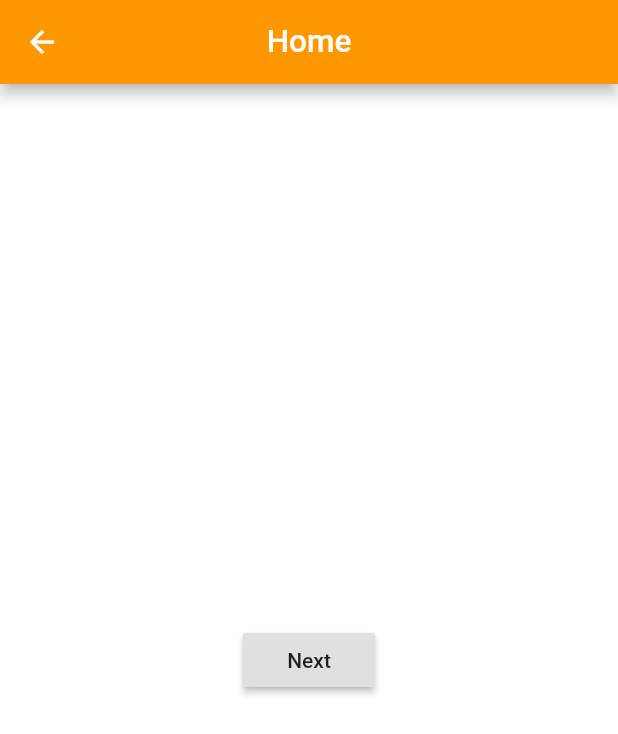
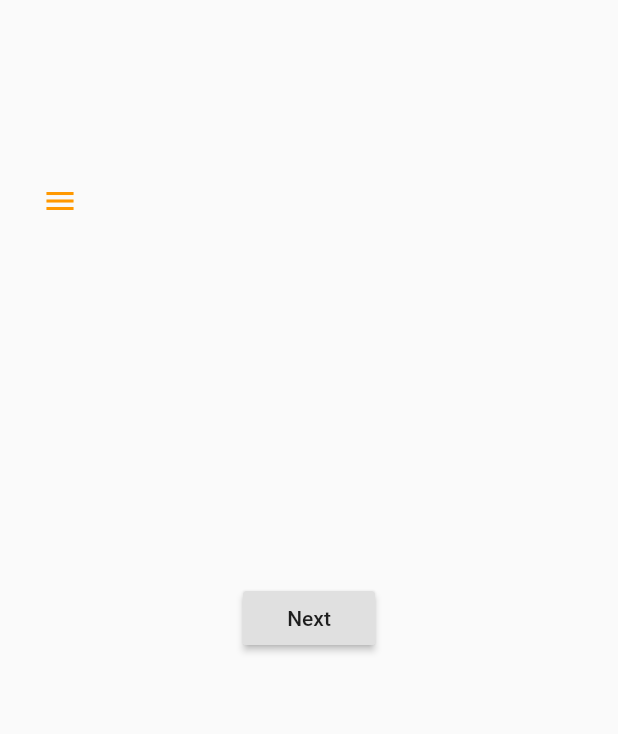
Before and after one commit to basitmir/cab_booking, a Flutter app: the Home screen opened directly, on a phone screen of 412 x 824 dp. Shown: the top 734 px of the screen. Run offline on Flutter 3.47's test engine with Material 2 defaults, Android fonts, the phone set to English and light mode, and no system bars.

```diff
--- a/lib/src/screens/home.dart
+++ b/lib/src/screens/home.dart
@@ -2,19 +2,34 @@ import 'package:flutter/material.dart';
 // import '../manager/driver_manager.dart';
 import '../manager/driver_manager.dart';
 
-
 class Home extends StatelessWidget {
   Widget build(BuildContext context) {
+
     return Scaffold(
-      backgroundColor: Colors.white,
-      appBar: AppBar(
-        iconTheme: IconTheme.of(context),
-        centerTitle: true,
-        title: Text(
-          'Home',
-          style: TextStyle(color: Colors.white, fontSize: 21.0),
+
+      drawer: Drawer(
+        child: Column(
+          children: <Widget>[
+            ListTile(
+              title: Text('My Trips'),
+              onTap: () {},
+            )
+          ],
         ),
+
       ),
+
+
+      floatingActionButton: Padding(
+        padding: const EdgeInsets.only(top: 110.0),
+            child: FloatingButtons(),
+
+      ),
+      floatingActionButtonLocation: FloatingActionButtonLocation.startTop,
+
+
+
+
       body: Center(
         child: RaisedButton(
           child: Text('Next'),
@@ -26,6 +41,27 @@ class Home extends StatelessWidget {
               ),
         ),
       ),
+
     );
+
   }
 }
+
+class FloatingButtons extends StatelessWidget{
+  @override
+  Widget build(BuildContext context) {
+    return FloatingActionButton(
+    onPressed: () { Scaffold.of(context).openDrawer();},
+    tooltip: 'Increment',
+    child: Icon(Icons.menu,color: Colors.orange[500]),
+    backgroundColor: Colors.transparent,
+    foregroundColor: Colors.transparent,
+    mini: true,
+    elevation: 0.00,
+
+
+
+
+   );
+  }
+}
--- a/lib/src/screens/login.dart
+++ b/lib/src/screens/login.dart
@@ -16,7 +16,7 @@ class Login extends StatelessWidget{
       body: Center(
         child: RaisedButton(
           child: Text('Next'),
-          onPressed: () => Navigator.push(
+          onPressed: () => Navigator.pushReplacement(
                 context,
                 MaterialPageRoute(
                   builder: (BuildContext context) => Home(),
--- a/lib/src/screens/register.dart
+++ b/lib/src/screens/register.dart
@@ -1,5 +1,5 @@
 import 'package:flutter/material.dart';
-import 'home.dart';
+import 'login.dart';
 class Register extends StatelessWidget{
   @override
  Widget build(BuildContext context) {
@@ -16,10 +16,10 @@ class Register extends StatelessWidget{
       body: Center(
         child: RaisedButton(
           child: Text('Next'),
-          onPressed: () => Navigator.push(
+          onPressed: () => Navigator.pushReplacement(
                 context,
                 MaterialPageRoute(
-                  builder: (BuildContext context) => Home(),
+                  builder: (BuildContext context) => Login(),
                 ),
               ),
         ),
--- a/lib/src/screens/start_app.dart
+++ b/lib/src/screens/start_app.dart
@@ -27,7 +27,7 @@ class StartAppScreen extends StatelessWidget {
         children: [
           RaisedButton(
             child: Text('Login'),
-            onPressed: () => Navigator.push(
+            onPressed: () => Navigator.pushReplacement(
                   context,
                   MaterialPageRoute(
                     builder: (BuildContext context) => Login(),
@@ -36,7 +36,7 @@ class StartAppScreen extends StatelessWidget {
           ),
           RaisedButton(
             child: Text('Register'),
-            onPressed: () => Navigator.push(
+            onPressed: () => Navigator.pushReplacement(
                   context,
                   MaterialPageRoute(
                     builder: (BuildContext context) => Register(),
```
